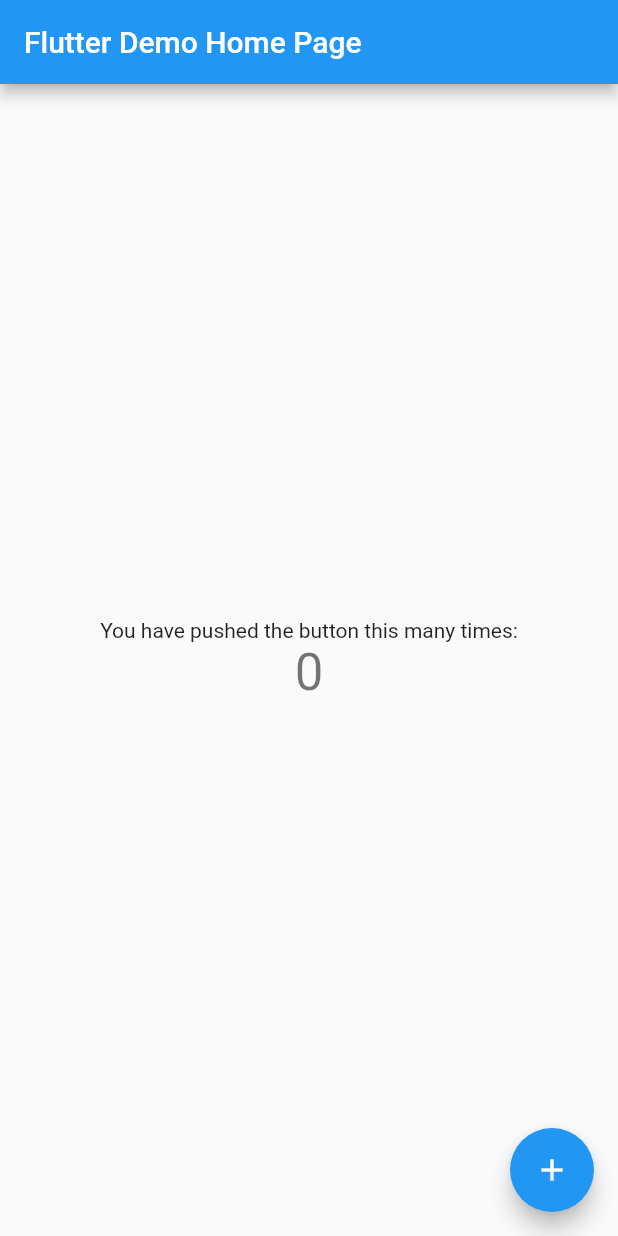
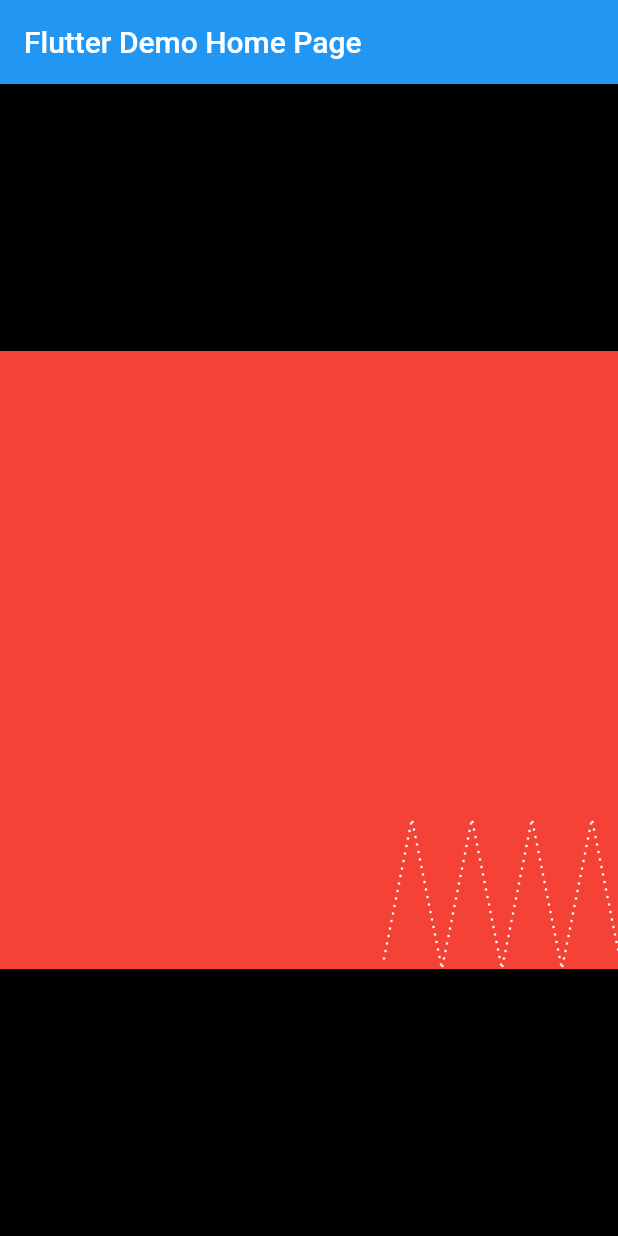
Before and after one commit to tajaouart/real_time_chart, a Flutter app: the screen it shows after launch, on a phone screen of 412 x 824 dp. Run offline on Flutter 3.47's test engine with Material 2 defaults, Android fonts, the phone set to English and light mode, and no system bars.

```diff
--- a/example/lib/main.dart
+++ b/example/lib/main.dart
@@ -1,4 +1,5 @@
 import 'package:flutter/material.dart';
+import 'package:real_time_chart/real_time_chart.dart';
 
 void main() {
   runApp(const MyApp());
@@ -29,39 +30,44 @@ class MyHomePage extends StatefulWidget {
 }
 
 class _MyHomePageState extends State<MyHomePage> {
-  int _counter = 0;
-
-  void _incrementCounter() {
-    setState(() {
-      _counter++;
-    });
-  }
-
   @override
   Widget build(BuildContext context) {
     return Scaffold(
+      backgroundColor: Colors.black,
       appBar: AppBar(
         title: Text(widget.title),
       ),
       body: Center(
-        child: Column(
-          mainAxisAlignment: MainAxisAlignment.center,
-          children: <Widget>[
-            const Text(
-              'You have pushed the button this many times:',
-            ),
-            Text(
-              '$_counter',
-              style: Theme.of(context).textTheme.headlineMedium,
-            ),
-          ],
+        child: Container(
+          color: Colors.red,
+          width: MediaQuery.of(context).size.width,
+          height: MediaQuery.of(context).size.width,
+          child: RealTimeGraph(
+            key: const Key('LiveGraph'),
+            stream: getDataStream(),
+          ),
         ),
-      ),
-      floatingActionButton: FloatingActionButton(
-        onPressed: _incrementCounter,
-        tooltip: 'Increment',
-        child: const Icon(Icons.add),
       ),
     );
   }
+
+  int count = 0;
+  bool up = true;
+
+  Stream<double> getDataStream() {
+    return Stream.periodic(const Duration(milliseconds: 10), (_) {
+      if (count >= 100) {
+        up = false;
+      } else if (count <= 0) {
+        up = true;
+      }
+      if (up) {
+        count++;
+      } else {
+        count--;
+      }
+
+      return count * 1.0;
+    });
+  }
 }
--- /dev/null
+++ b/lib/src/live_chart.dart
@@ -0,0 +1,123 @@
+import 'dart:async';
+import 'dart:ui';
+
+import 'package:flutter/material.dart';
+
+import 'point.dart';
+
+class RealTimeGraph extends StatefulWidget {
+  final Stream<double> stream;
+
+  const RealTimeGraph({Key? key, required this.stream}) : super(key: key);
+
+  @override
+  RealTimeGraphState createState() => RealTimeGraphState();
+}
+
+class RealTimeGraphState extends State<RealTimeGraph>
+    with TickerProviderStateMixin {
+  StreamSubscription<double>? streamSubscription;
+  List<Point<double>> _data = [];
+  Timer? timer;
+
+  @override
+  void initState() {
+    super.initState();
+
+    // Subscribe to the stream provided in the constructor
+    streamSubscription = widget.stream.listen(_listener);
+
+    // Start a periodic timer to update the data for visualization
+    timer = Timer.periodic(const Duration(milliseconds: 50), (_) {
+      //_data.removeWhere((element) => element.y > 100);
+
+      // Clone the data to avoid modifying the original list while iterating
+      List<Point<double>> data = _data.map((e) => e).toList();
+
+      // Increment the x value of each data point
+      for (var element in data) {
+        element.x = element.x - 1;
+      }
+
+      // Trigger a rebuild with the updated data
+      setState(() {
+        _data = data;
+      });
+    });
+  }
+
+  @override
+  Widget build(BuildContext context) {
+    return LayoutBuilder(
+      builder: (context, constraints) {
+        if (!constraints.maxWidth.isFinite || !constraints.maxHeight.isFinite) {
+          return const SizedBox.shrink();
+        }
+
+        return SizedBox(
+          key: Key('${constraints.maxWidth}${constraints.maxHeight}'),
+          height: constraints.maxWidth,
+          width: constraints.maxHeight,
+          child: CustomPaint(
+            painter: _GraphPainter(data: _data),
+          ),
+        );
+      },
+    );
+  }
+
+  void _listener(double data) {
+    // Insert the new data point in the beginning of the list
+    _data.insert(0, Point(0, data));
+  }
+
+  @override
+  void dispose() {
+    // Clean up resources when the widget is removed from the tree
+    streamSubscription?.cancel();
+    timer?.cancel();
+    super.dispose();
+  }
+}
+
+class _GraphPainter extends CustomPainter {
+  final List<Point<double>> data;
+
+  _GraphPainter({required this.data});
+
+  @override
+  void paint(Canvas canvas, Size size) {
+    final paint = Paint()
+      ..style = PaintingStyle.stroke
+      ..strokeWidth = 1.5
+      ..color = Colors.white;
+    List<Offset> points = [];
+
+    // Iterate over the data points and add intermediate points if necessary
+    for (int i = 0; i < data.length - 1; i++) {
+      double y1 = size.height - data[i].y;
+      double x1 = data[i].x + size.width;
+      double y2 = size.height - data[i + 1].y;
+      double x2 = data[i + 1].x + size.width;
+      double yDiff = y1 - y2;
+      double xDiff = x1 - x2;
+
+      // If the difference in y values is small, add intermediate points
+      if (xDiff.abs() <= 10) {
+        int numOfIntermediatePoints = (xDiff / 2).round();
+        double yInterval = yDiff / numOfIntermediatePoints;
+        double xInterval = xDiff / numOfIntermediatePoints;
+        for (int j = 1; j <= numOfIntermediatePoints; j++) {
+          double intermediateY = y1 + yInterval * j;
+          double intermediateX = x1 + xInterval * j;
+          points.add(Offset(intermediateX, intermediateY));
+        }
+      }
+    }
+
+    canvas.drawPoints(PointMode.points, points, paint);
+  }
+
+  @override
+  bool shouldRepaint(CustomPainter oldDelegate) => true;
+}
--- /dev/null
+++ b/lib/src/point.dart
@@ -0,0 +1,16 @@
+class Point<T extends num> {
+  T x;
+  T y;
+
+  Point(this.x, this.y) {
+    this.x = x;
+    this.y = y;
+  }
+
+  @override
+  String toString() {
+    return 'Point{x: $x, y: $y}';
+  }
+
+
+}
```
Also changed, not shown: example/pubspec.yaml (+4 -67 lines), lib/real_time_chart.dart (+2 -5 lines), example/pubspec.lock, 3 other files.
